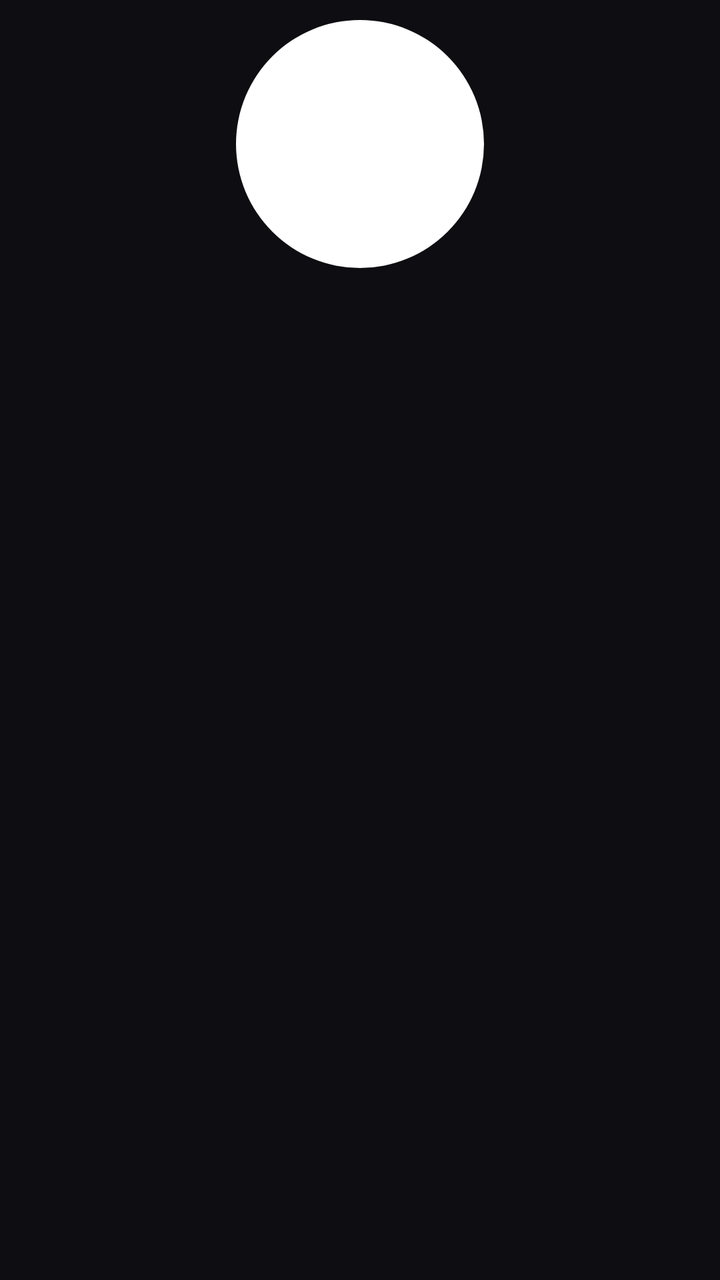
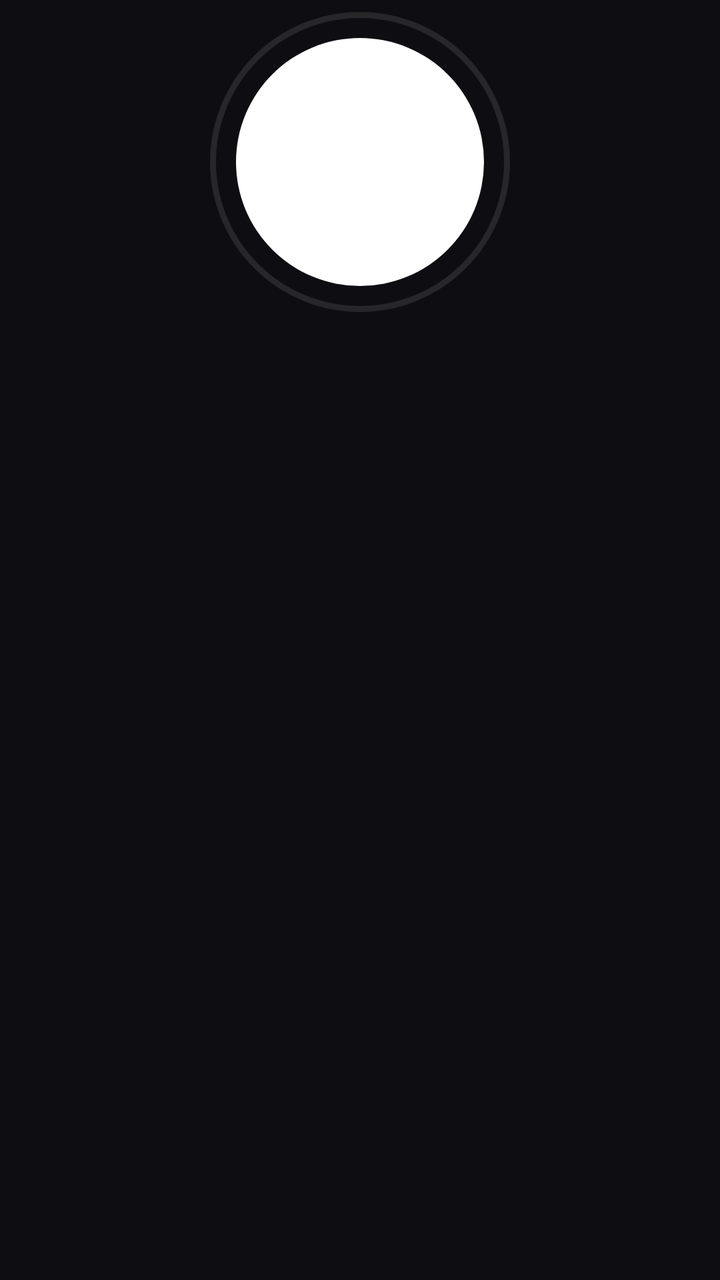

Before-and-after screenshots of an Android layout around one commit, followed by the original layout XML and the change that was made.
<!-- AndroidManifest.xml: application theme AppTheme -->
<!-- res/layout/item_profile.xml -->
<?xml version="1.0" encoding="utf-8"?>
<LinearLayout xmlns:android="http://schemas.android.com/apk/res/android"
    android:layout_width="wrap_content"
    android:layout_height="wrap_content"
    android:layout_marginStart="12dp"
    android:layout_marginEnd="12dp"
    android:orientation="vertical"
    android:gravity="center_horizontal"
    android:clickable="true"
    android:focusable="true"
    android:padding="10dp"
    android:foreground="@drawable/focus_ring">

    <FrameLayout
        android:layout_width="124dp"
        android:layout_height="124dp">

        <TextView
            android:id="@+id/pAvatar"
            android:layout_width="match_parent"
            android:layout_height="match_parent"
            android:background="@drawable/avatar_circle"
            android:duplicateParentState="true"
            android:fontFamily="@font/cinzel_bold"
            android:gravity="center"
            android:textColor="#1a1408"
            android:textSize="46sp" />

        
        <ImageView
            android:id="@+id/pAvatarImg"
            android:layout_width="match_parent"
            android:layout_height="match_parent"
            android:scaleType="fitCenter"
            android:visibility="gone"
            android:contentDescription="@string/app_name" />
    </FrameLayout>

    <TextView
        android:id="@+id/pName"
        android:layout_width="124dp"
        android:layout_height="wrap_content"
        android:layout_marginTop="12dp"
        android:duplicateParentState="true"
        android:gravity="center"
        android:singleLine="true"
        android:ellipsize="end"
        android:textColor="@color/profile_name"
        android:textSize="15sp"
        android:textStyle="bold" />
</LinearLayout>
<!-- resources referenced by this layout -->
<resources>
  <!-- drawable avatar_circle (drawable) -->
  <?xml version="1.0" encoding="utf-8"?>
  <selector xmlns:android="http://schemas.android.com/apk/res/android">
      <item android:state_focused="true">
          <shape android:shape="oval">
              <solid android:color="#ffffff" />
              <stroke android:width="3dp" android:color="#ffffff" />
          </shape>
      </item>
      <item>
          <shape android:shape="oval">
              <solid android:color="#ffffff" />
          </shape>
      </item>
  </selector>
  <!-- drawable focus_ring (drawable) -->
  <?xml version="1.0" encoding="utf-8"?>
  <selector xmlns:android="http://schemas.android.com/apk/res/android">
      <item android:state_focused="true">
          <shape android:shape="rectangle">
              <stroke android:width="3dp" android:color="@color/focus_ring" />
              <corners android:radius="5dp" />
              <solid android:color="#00000000" />
          </shape>
      </item>
      <item>
          <shape android:shape="rectangle">
              <solid android:color="#00000000" />
          </shape>
      </item>
  </selector>
  <string name="app_name">Wahab TV</string>
  <style name="AppTheme" parent="android:Theme.Material.NoActionBar">
          <item name="android:windowBackground">@color/bg</item>
          <item name="android:colorBackground">@color/bg</item>
          <item name="android:colorAccent">@color/accent</item>
      </style>
  <color name="focus_ring">#ffffff</color>
  <color name="bg">#0e0e12</color>
  <color name="accent">#e0b34d</color>
</resources>

<!-- the commit's change to res/layout/item_profile.xml (unified diff, before → after) -->
@@ -2,23 +2,23 @@
 <LinearLayout xmlns:android="http://schemas.android.com/apk/res/android"
     android:layout_width="wrap_content"
     android:layout_height="wrap_content"
-    android:layout_marginStart="12dp"
-    android:layout_marginEnd="12dp"
+    android:layout_marginStart="14dp"
+    android:layout_marginEnd="14dp"
     android:orientation="vertical"
     android:gravity="center_horizontal"
     android:clickable="true"
     android:focusable="true"
-    android:padding="10dp"
-    android:foreground="@drawable/focus_ring">
+    android:padding="6dp">
 
     <FrameLayout
-        android:layout_width="124dp"
-        android:layout_height="124dp">
+        android:layout_width="150dp"
+        android:layout_height="150dp">
 
         <TextView
             android:id="@+id/pAvatar"
-            android:layout_width="match_parent"
-            android:layout_height="match_parent"
+            android:layout_width="124dp"
+            android:layout_height="124dp"
+            android:layout_gravity="center"
             android:background="@drawable/avatar_circle"
             android:duplicateParentState="true"
             android:fontFamily="@font/cinzel_bold"
@@ -29,16 +29,25 @@
         
         <ImageView
             android:id="@+id/pAvatarImg"
-            android:layout_width="match_parent"
-            android:layout_height="match_parent"
+            android:layout_width="124dp"
+            android:layout_height="124dp"
+            android:layout_gravity="center"
             android:scaleType="fitCenter"
             android:visibility="gone"
             android:contentDescription="@string/app_name" />
+
+        
+        <View
+            android:id="@+id/pRing"
+            android:layout_width="match_parent"
+            android:layout_height="match_parent"
+            android:background="@drawable/avatar_ring"
+            android:duplicateParentState="true" />
     </FrameLayout>
 
     <TextView
         android:id="@+id/pName"
-        android:layout_width="124dp"
+        android:layout_width="150dp"
         android:layout_height="wrap_content"
         android:layout_marginTop="12dp"
         android:duplicateParentState="true"
@@ -46,6 +55,22 @@
         android:singleLine="true"
         android:ellipsize="end"
         android:textColor="@color/profile_name"
-        android:textSize="15sp"
+        android:textSize="16sp"
         android:textStyle="bold" />
+
+    <TextView
+        android:id="@+id/pBadge"
+        android:layout_width="wrap_content"
+        android:layout_height="wrap_content"
+        android:layout_marginTop="7dp"
+        android:background="@drawable/chip_gold"
+        android:paddingStart="9dp" android:paddingEnd="9dp"
+        android:paddingTop="2dp" android:paddingBottom="2dp"
+        android:singleLine="true"
+        android:text="WATCHING"
+        android:textColor="@color/accent_dark"
+        android:textSize="10sp"
+        android:textStyle="bold"
+        android:letterSpacing="0.1"
+        android:visibility="gone" />
 </LinearLayout>
<!-- resource entries referenced after the edit -->
@@ -1,36 +1,39 @@
 <!-- resources referenced by this layout -->
 <resources>
+  <color name="accent_dark">#1a1408</color>
   <!-- drawable avatar_circle (drawable) -->
+  <?xml version="1.0" encoding="utf-8"?>
+  <shape xmlns:android="http://schemas.android.com/apk/res/android" android:shape="oval">
+      <solid android:color="#ffffff" />
+  </shape>
+  <!-- drawable avatar_ring (drawable) -->
   <?xml version="1.0" encoding="utf-8"?>
   <selector xmlns:android="http://schemas.android.com/apk/res/android">
       <item android:state_focused="true">
           <shape android:shape="oval">
-              <solid android:color="#ffffff" />
-              <stroke android:width="3dp" android:color="#ffffff" />
+              <stroke android:width="4dp" android:color="@color/focus_ring" />
+              <solid android:color="#00000000" />
+          </shape>
+      </item>
+      <item android:state_selected="true">
+          <shape android:shape="oval">
+              <stroke android:width="3dp" android:color="@color/accent" />
+              <solid android:color="#00000000" />
           </shape>
       </item>
       <item>
           <shape android:shape="oval">
-              <solid android:color="#ffffff" />
-          </shape>
-      </item>
-  </selector>
-  <!-- drawable focus_ring (drawable) -->
-  <?xml version="1.0" encoding="utf-8"?>
-  <selector xmlns:android="http://schemas.android.com/apk/res/android">
-      <item android:state_focused="true">
-          <shape android:shape="rectangle">
-              <stroke android:width="3dp" android:color="@color/focus_ring" />
-              <corners android:radius="5dp" />
-              <solid android:color="#00000000" />
-          </shape>
-      </item>
-      <item>
-          <shape android:shape="rectangle">
+              <stroke android:width="3dp" android:color="#1affffff" />
               <solid android:color="#00000000" />
           </shape>
       </item>
   </selector>
+  <!-- drawable chip_gold (drawable) -->
+  <?xml version="1.0" encoding="utf-8"?>
+  <shape xmlns:android="http://schemas.android.com/apk/res/android" android:shape="rectangle">
+      <solid android:color="@color/accent" />
+      <corners android:radius="3dp" />
+  </shape>
   <string name="app_name">Wahab TV</string>
   <style name="AppTheme" parent="android:Theme.Material.NoActionBar">
           <item name="android:windowBackground">@color/bg</item>
